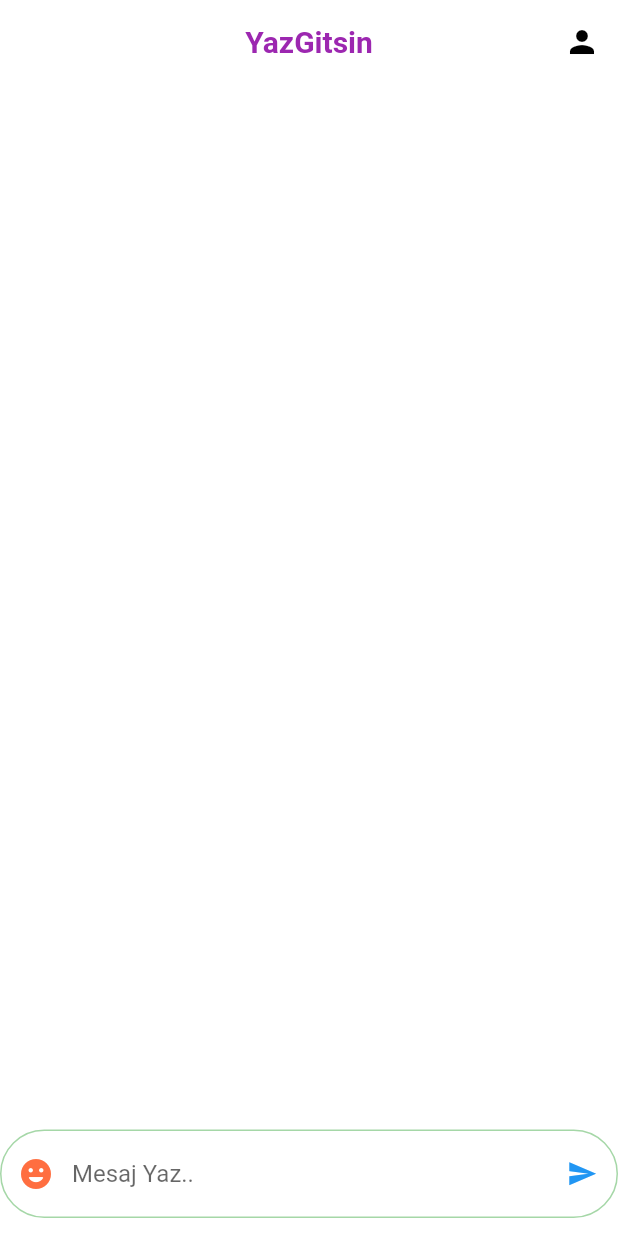
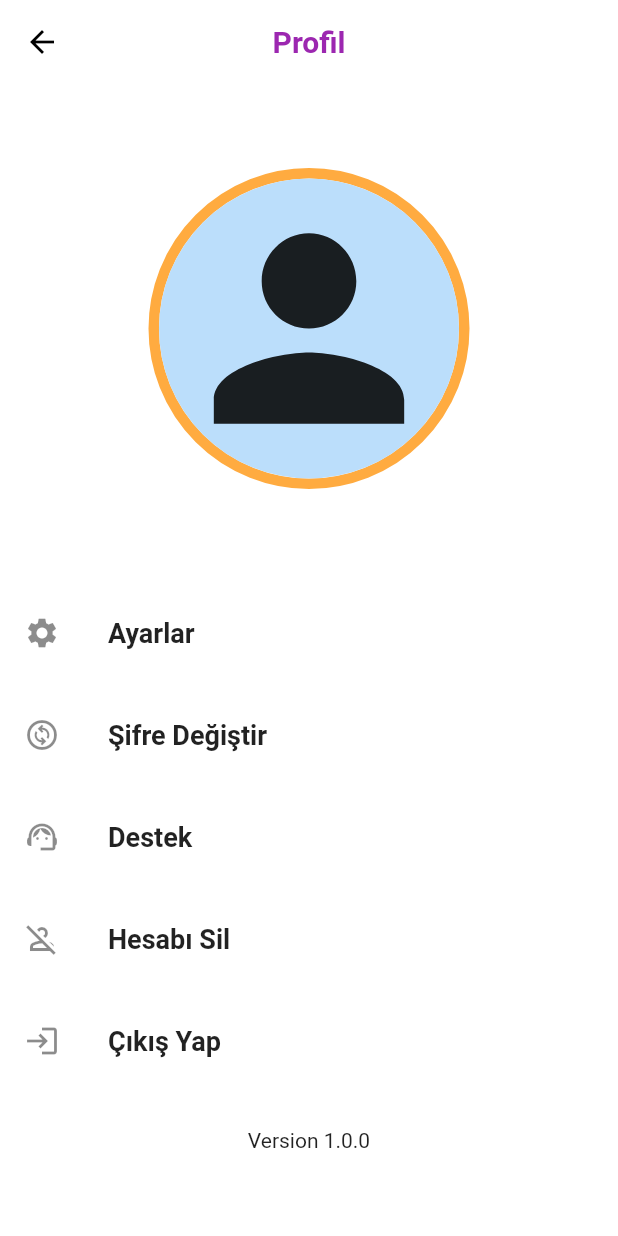
Before and after one commit to BerkCanpolat/Flutter-YazGitsin, a Flutter app: the screen it shows once a user with an empty profile is signed in, after a tap on the "person" icon, on a phone screen of 412 x 824 dp. Run offline on Flutter 3.47's test engine with Material 2 defaults, Android fonts, the phone set to English and light mode, and no system bars; our stand-ins replace cloud_firestore, firebase_auth, firebase_core, fluttertoast; missing offline and left inert: neopop; accounts and stored records are empty.

Commit message:
account page added

```diff
--- /dev/null
+++ b/flutter_yazgitsin/lib/screens/account/account.dart
@@ -0,0 +1,73 @@
+import 'package:flutter/material.dart';
+import 'package:flutter/src/widgets/framework.dart';
+import 'package:flutter/src/widgets/placeholder.dart';
+import 'package:firebase_auth/firebase_auth.dart';
+import 'package:firebase_core/firebase_core.dart';
+import 'package:cloud_firestore/cloud_firestore.dart';
+
+class Account extends StatefulWidget {
+  const Account({super.key});
+
+  @override
+  State<Account> createState() => _AccountState();
+}
+
+class _AccountState extends State<Account> {
+  User? user = FirebaseAuth.instance.currentUser;
+  @override
+  Widget build(BuildContext context) {
+    return Scaffold(
+      appBar: AppBar(title: Text("Profil"),),
+      body: Column(
+        mainAxisAlignment: MainAxisAlignment.center,
+        children: [
+          Container(
+            decoration: BoxDecoration(
+              shape: BoxShape.circle,
+              border: Border.all(width: 7.0,color: Colors.orangeAccent)
+            ),
+            child: Center(child: CircleAvatar(
+              maxRadius: 100,
+              child: Icon(Icons.person,size: 190,)
+              ),
+              ),
+          ),
+          SizedBox(height: 12,),
+          Text("${user!.email}",style: TextStyle(fontSize: 22,fontWeight: FontWeight.bold),),
+          SizedBox(height: 30,),
+          ListTile(
+            onTap: (){},
+            title: Text("Ayarlar",style: TextStyle(fontSize: 18,fontWeight: FontWeight.bold),),
+            leading: Icon(Icons.settings),
+          ),
+          SizedBox(height: 12,),
+          ListTile(
+            onTap: (){},
+            title: Text("Şifre Değiştir",style: TextStyle(fontSize: 18,fontWeight: FontWeight.bold),),
+            leading: Icon(Icons.change_circle_outlined),
+          ),
+          SizedBox(height: 12,),
+          ListTile(
+            onTap: (){},
+            title: Text("Destek",style: TextStyle(fontSize: 18,fontWeight: FontWeight.bold),),
+            leading: Icon(Icons.support_agent),
+          ),
+          SizedBox(height: 12,),
+          ListTile(
+            onTap: (){},
+            title: Text("Hesabı Sil",style: TextStyle(fontSize: 18,fontWeight: FontWeight.bold),),
+            leading: Icon(Icons.person_off_outlined),
+          ),
+          SizedBox(height: 12,),
+          ListTile(
+            onTap: (){},
+            title: Text("Çıkış Yap",style: TextStyle(fontSize: 18,fontWeight: FontWeight.bold),),
+            leading: Icon(Icons.login_outlined),
+          ),
+          SizedBox(height: 30,),
+          Text("Version 1.0.0")
+        ],
+      ),
+    );
+  }
+}
--- a/flutter_yazgitsin/lib/screens/home/home.dart
+++ b/flutter_yazgitsin/lib/screens/home/home.dart
@@ -8,6 +8,8 @@
 import 'package:firebase_auth/firebase_auth.dart';
 import 'package:firebase_core/firebase_core.dart';
 import 'package:cloud_firestore/cloud_firestore.dart';
+import 'package:flutter_yazgitsin/constants/routes.dart';
+import 'package:flutter_yazgitsin/screens/account/account.dart';
 import 'package:flutter_yazgitsin/screens/message/message.dart';
 
 class Home extends StatefulWidget {
@@ -31,7 +33,9 @@
       appBar: AppBar(
         title: Text("YazGitsin"),
         actions: [
-          IconButton(onPressed: (){}, icon: Icon(Icons.person))
+          IconButton(onPressed: (){
+            MainRoutes.instance.pushMain(widget: Account(), context: context);
+          }, icon: Icon(Icons.person))
         ],
         ),
         body: StreamBuilder(
@@ -53,7 +57,6 @@
                     child: ListTile(
                       subtitle: Text(listDocument[index]["mesaj"],style: TextStyle(color: Colors.white,fontWeight: FontWeight.bold),),
                       title: Text(listDocument[index]["name"]),
-                      leading: Image.network(listDocument[index]["image"]),
                     ),
                   );
                 },
--- a/flutter_yazgitsin/lib/screens/message/message.dart
+++ b/flutter_yazgitsin/lib/screens/message/message.dart
@@ -16,28 +16,32 @@
 class _MessageState extends State<Message> {
   TextEditingController sendMessage = TextEditingController();
   final _firestore = FirebaseFirestore.instance;
-  final user = FirebaseAuth.instance.currentUser;
+  User? user = FirebaseAuth.instance.currentUser;
 
   @override
   Widget build(BuildContext context) {
     CollectionReference mesaj = _firestore.collection("mesajlar");
+
     return Padding(
       padding: const EdgeInsets.only(bottom: 12),
       child: TextFormField(
         controller: sendMessage,
         decoration: InputDecoration(
             hintText: "Mesaj Yaz..",
-              prefixIcon: Icon(Icons.tag_faces_rounded,color: Colors.deepOrangeAccent,),
+            prefixIcon: Icon(
+              Icons.tag_faces_rounded,
+              color: Colors.deepOrangeAccent,
+            ),
             suffixIcon: CupertinoButton(
                 padding: EdgeInsets.zero,
-                onPressed: () async{
+                onPressed: () async {
                   Map<String,dynamic> mesajData = {
-                    "mesaj": sendMessage.text
+                    "mesaj": sendMessage.text,
                   };
                   await mesaj.doc(sendMessage.text).set(mesajData);
+
                 },
-                child: Icon(Icons.send))
-            ),
+                child: Icon(Icons.send))),
       ),
     );
   }
```
Lines whose indentation alone changed are shown as unchanged.
